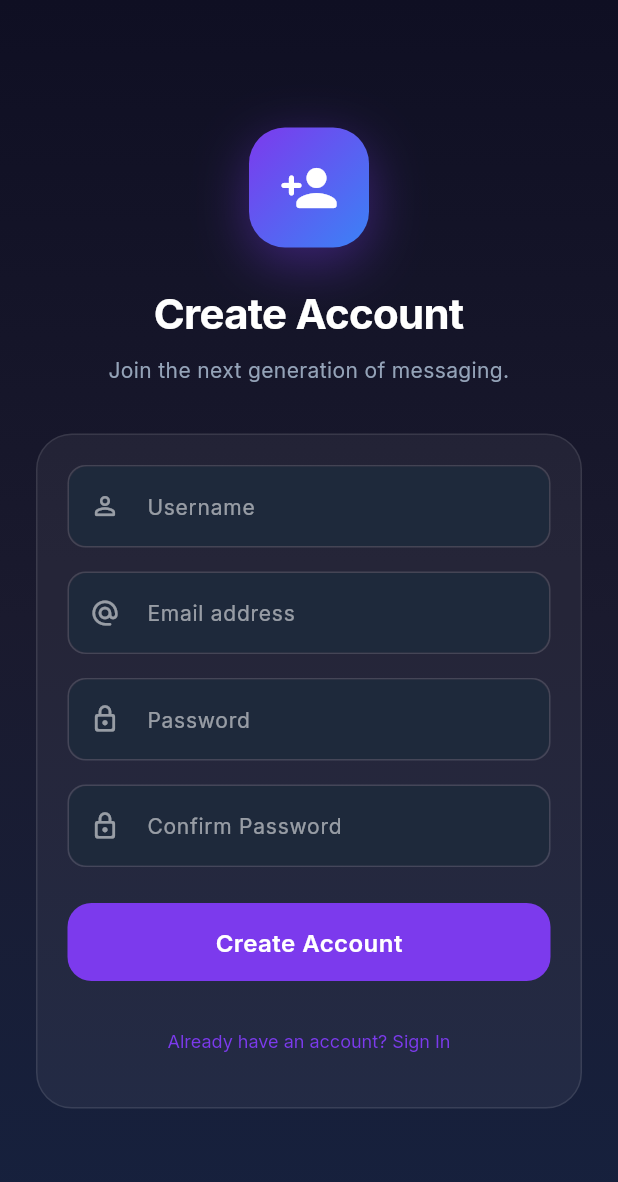
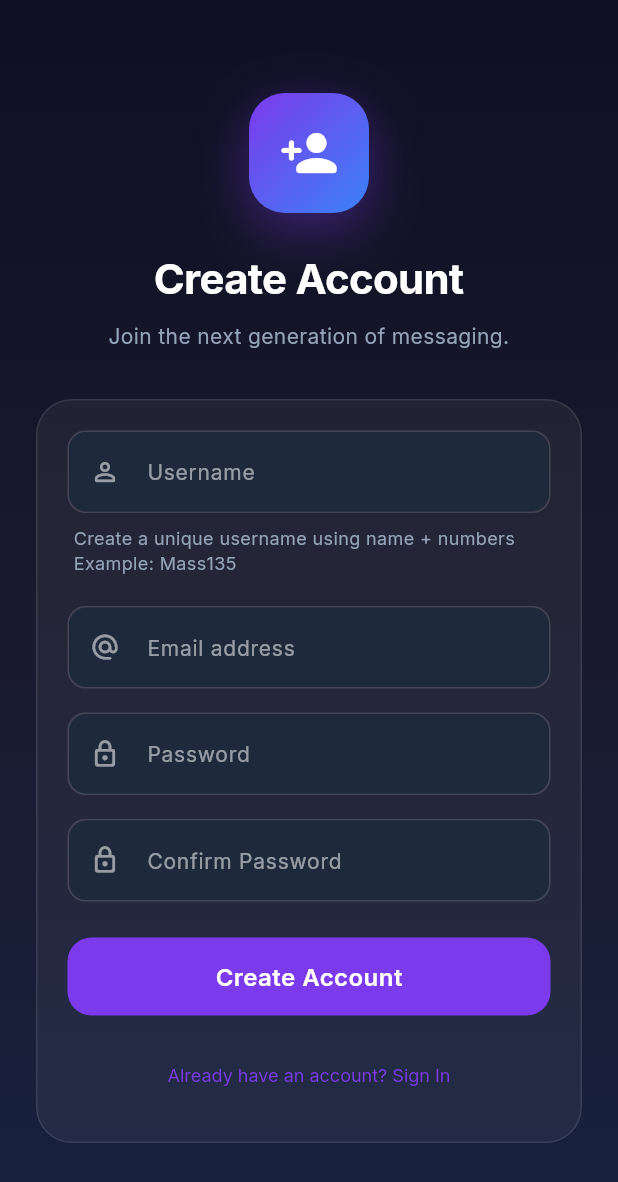
Before and after one commit to redrhinodigital-pv/Alfloest-chat, a Flutter app: the screen it shows after launch, after a tap on "Skip", after a tap on "Need an account? Sign Up", on a phone screen of 412 x 824 dp. Shown: the top 1182 px of the screen. Run offline on Flutter 3.47's test engine with Material 3 defaults, Android fonts, the phone set to English and light mode, and no system bars; our stand-ins replace file_picker, flutter_image_compress, flutter_riverpod, google_fonts, hive_flutter, image_picker and 2 more; missing offline and left inert: record; accounts and stored records are empty.

Commit message:
latest update

```diff
--- a/lib/repositories/auth_repository.dart
+++ b/lib/repositories/auth_repository.dart
@@ -37,16 +37,17 @@ class AuthRepository {
   }
 
   Future<void> signUpWithEmailPassword(String email, String password, String username) async {
+    final cleanUsername = username.trim().toLowerCase();
     // Unique usernames check
     final check = await _dbService.db
         .from(FirestoreConstants.usersCollection)
         .select('id')
-        .eq('username', username.trim())
+        .eq('username', cleanUsername)
         .maybeSingle();
     if (check != null) {
-      throw AppAuthException('Username "$username" is already taken. Please choose another.');
+      throw AppAuthException('Username "$cleanUsername" is already taken. Please choose another.');
     }
-    await _authService.signUpWithEmailPassword(email, password, username);
+    await _authService.signUpWithEmailPassword(email, password, cleanUsername);
   }
 
   Future<void> sendPasswordResetEmail(String email) async {
@@ -72,7 +73,9 @@ class AuthRepository {
       // Update basic fields if they changed
       final updatedModel = userModel.copyWith(
         email: user.email ?? userModel.email,
-        username: user.userMetadata?['username'] ?? userModel.username,
+        username: user.userMetadata?['username'] != null
+            ? user.userMetadata!['username'].toString().toLowerCase().trim()
+            : userModel.username,
         photoUrl: user.userMetadata?['avatar_url'] ?? userModel.photoUrl,
         isOnline: true,
         lastSeen: DateTime.now(),
@@ -89,11 +92,12 @@ class AuthRepository {
     }
 
     // New user auto-creation
-    final username = user.userMetadata?['username'] ?? user.email?.split('@')[0] ?? uid.substring(0, 8);
+    final rawUsername = user.userMetadata?['username'] ?? user.email?.split('@')[0] ?? uid.substring(0, 8);
+    final username = rawUsername.toString().toLowerCase().trim();
 
     final userModel = UserModel(
       uid: uid,
-      displayName: username,
+      displayName: rawUsername.toString().trim(),
       username: username,
       email: user.email ?? '',
       photoUrl: user.userMetadata?['avatar_url'] ?? '',
--- a/lib/screens/auth/signup_screen.dart
+++ b/lib/screens/auth/signup_screen.dart
@@ -1,4 +1,5 @@
 import 'package:flutter/material.dart';
+import 'package:flutter/services.dart';
 import 'package:flutter_riverpod/flutter_riverpod.dart';
 import '../../theme/app_colors.dart';
 import '../../theme/app_text_styles.dart';
@@ -144,6 +145,17 @@ class _SignupScreenState extends ConsumerState<SignupScreen> {
                           controller: _usernameController,
                           hintText: 'Username',
                           icon: Icons.person_outline_rounded,
+                          inputFormatters: [LowerCaseTextFormatter()],
+                        ),
+                        Align(
+                          alignment: Alignment.centerLeft,
+                          child: Padding(
+                            padding: const EdgeInsets.only(top: 8, bottom: 4, left: 4),
+                            child: Text(
+                              "Create a unique username using name + numbers\nExample: Mass135",
+                              style: AppTextStyles.bodySmall.copyWith(color: AppColors.textSecondary, fontSize: 12),
+                            ),
+                          ),
                         ),
                         const SizedBox(height: 16),
                         _buildTextField(
@@ -218,6 +230,7 @@ class _SignupScreenState extends ConsumerState<SignupScreen> {
     required IconData icon,
     bool obscureText = false,
     TextInputType? keyboardType,
+    List<TextInputFormatter>? inputFormatters,
   }) {
     return Container(
       decoration: BoxDecoration(
@@ -229,6 +242,7 @@ class _SignupScreenState extends ConsumerState<SignupScreen> {
         controller: controller,
         obscureText: obscureText,
         keyboardType: keyboardType,
+        inputFormatters: inputFormatters,
         style: AppTextStyles.bodyMedium.copyWith(color: Colors.white),
         decoration: InputDecoration(
           hintText: hintText,
@@ -241,3 +255,13 @@ class _SignupScreenState extends ConsumerState<SignupScreen> {
     );
   }
 }
+
+class LowerCaseTextFormatter extends TextInputFormatter {
+  @override
+  TextEditingValue formatEditUpdate(TextEditingValue oldValue, TextEditingValue newValue) {
+    return newValue.copyWith(
+      text: newValue.text.toLowerCase(),
+      selection: newValue.selection,
+    );
+  }
+}
--- a/lib/screens/chat/chat_screen.dart
+++ b/lib/screens/chat/chat_screen.dart
@@ -128,7 +128,7 @@ class _ChatScreenState extends ConsumerState<ChatScreen> {
     }
 
     // Regular send
-    ref.read(chatRepositoryProvider).sendMessage(
+    await ref.read(chatRepositoryProvider).sendMessage(
       chatId: widget.chatId,
       senderId: uid,
       senderName: senderName,
@@ -137,6 +137,7 @@ class _ChatScreenState extends ConsumerState<ChatScreen> {
       replyToText: _replyTo?.text,
       replyToSender: _replyTo?.senderName,
     );
+    ref.invalidate(chatsProvider(uid));
 
     _messageController.clear();
     setState(() => _replyTo = null);
@@ -271,6 +272,7 @@ class _ChatScreenState extends ConsumerState<ChatScreen> {
             replyToText: _replyTo?.text,
             replyToSender: _replyTo?.senderName,
           );
+      ref.invalidate(chatsProvider(uid));
 
       setState(() => _replyTo = null);
     } catch (e) {
@@ -346,6 +348,7 @@ class _ChatScreenState extends ConsumerState<ChatScreen> {
             replyToText: _replyTo?.text,
             replyToSender: _replyTo?.senderName,
           );
+      ref.invalidate(chatsProvider(uid));
 
       setState(() => _replyTo = null);
     } catch (e) {
```
Also changed, not shown: lib/repositories/user_repository.dart (+12 -4 lines), lib/screens/search/search_screen.dart (+37 -3 lines), 2 other files.
